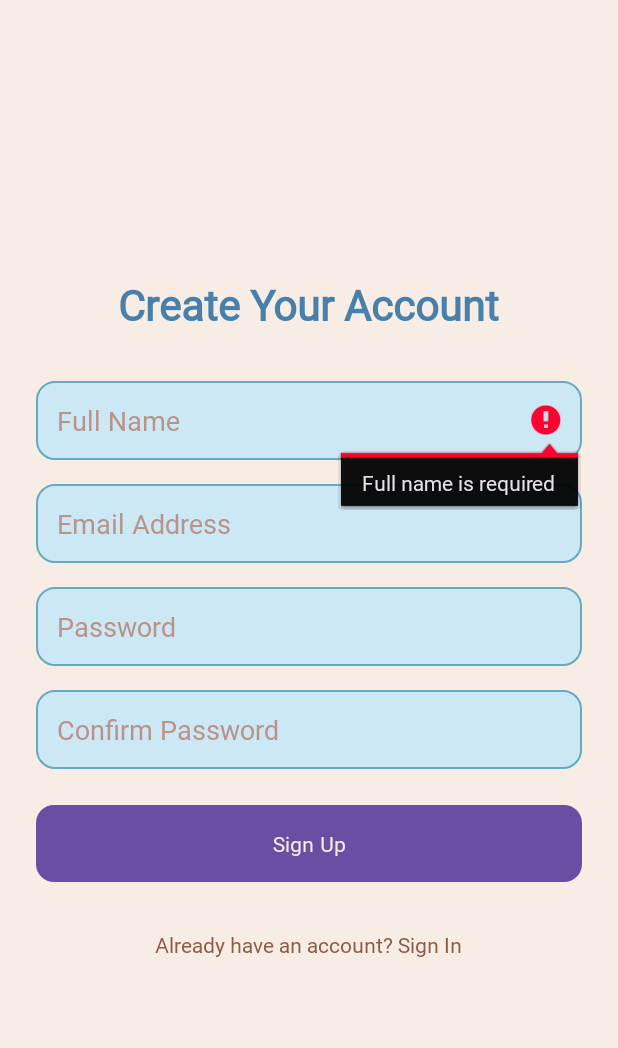
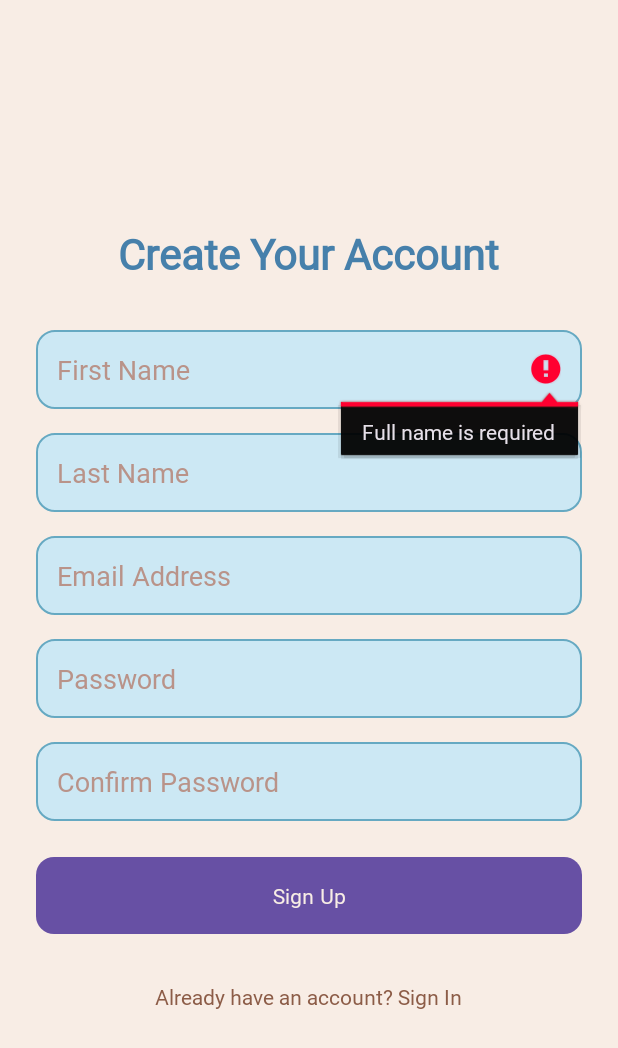
Before and after one commit to GuilhermeWah/AIPersonas, an Android app: the SignUpActivity screen opened directly, with no data from a screen before it, after a tap on "Sign Up", on a phone screen of 412 x 824 dp. Shown: the top 1048 px of the screen. Run offline under Robolectric (Android 15) with nearby library versions, the phone set to English and light mode, and no system bars; our stand-ins replace Firebase (no records; nobody signed in at launch, a user with empty details on screens opened directly).

Commit message:
-- first name and last name at sign up

```diff
--- a/app/src/main/java/com/example/aipersonas/activities/MainActivity.java
+++ b/app/src/main/java/com/example/aipersonas/activities/MainActivity.java
@@ -81,7 +81,7 @@ public class MainActivity extends AppCompatActivity implements PersonaAdapter.On
         userViewModel.getUser().observe(this, user -> {
                    if(user != null) {
                        TextView userNameTextView = findViewById(R.id.userName);
-                       userNameTextView.setText(user.getName());
+                       userNameTextView.setText(user.getFullName());
                    }
                 });
 
--- a/app/src/main/java/com/example/aipersonas/activities/SignUpActivity.java
+++ b/app/src/main/java/com/example/aipersonas/activities/SignUpActivity.java
@@ -21,7 +21,7 @@ import java.util.Map;
 
 public class SignUpActivity extends AppCompatActivity {
 
-    private EditText etFullName, etEmail, etPassword, etConfirmPassword;
+    private EditText etFirstName, etLastName, etEmail, etPassword, etConfirmPassword;
     private Button btnSignUp;
     private TextView tvSignInLink;
     private FirebaseAuth mAuth;
@@ -34,7 +34,8 @@ public class SignUpActivity extends AppCompatActivity {
 
 
         // Initialize UI elements
-        etFullName = findViewById(R.id.etFullName);
+        etFirstName = findViewById(R.id.etFirstName);
+        etLastName = findViewById(R.id.etLastName);
         etEmail = findViewById(R.id.etEmail);
         etPassword = findViewById(R.id.etPassword);
         etConfirmPassword = findViewById(R.id.etConfirmPassword);
@@ -59,12 +60,13 @@ public class SignUpActivity extends AppCompatActivity {
     }
 
     private void handleSignUp() {
-        String fullName = etFullName.getText().toString().trim();
+        String firstName = etFirstName.getText().toString().trim();
+        String lastName = etLastName.getText().toString().trim();
         String email = etEmail.getText().toString().trim();
         String password = etPassword.getText().toString().trim();
         String confirmPassword = etConfirmPassword.getText().toString().trim();
 
-        if (validateInput(fullName, email, password, confirmPassword)) {
+        if (validateInput(firstName,lastName, email, password, confirmPassword)) {
             // Proceed with Firebase Authentication sign-up
 
             mAuth = FirebaseAuth.getInstance();
@@ -81,7 +83,8 @@ public class SignUpActivity extends AppCompatActivity {
 
                             // Create a user map
                             Map<String, Object> userMap = new HashMap<>();
-                            userMap.put("name", fullName);
+                            userMap.put("firstName", firstName);
+                            userMap.put("lastName", lastName); // Set last name to empty string)
                             userMap.put("email", email);
                             userMap.put("userId", userId);
 
@@ -109,11 +112,16 @@ public class SignUpActivity extends AppCompatActivity {
         }
     }
 
-    private boolean validateInput(String fullName, String email, String password, String confirmPassword) {
-        if (TextUtils.isEmpty(fullName)) {
-            etFullName.setError(getString(R.string.error_full_name_required));
+    private boolean validateInput(String firstName, String lastName, String email, String password, String confirmPassword) {
+        if (TextUtils.isEmpty(firstName)) {
+            etFirstName.setError(getString(R.string.error_full_name_required));
             return false;
         }
+        if (TextUtils.isEmpty(lastName)) {
+            etLastName.setError(getString(R.string.error_full_name_required));
+            return false;
+        }
+
         if (TextUtils.isEmpty(email)) {
             etEmail.setError(getString(R.string.error_email_required));
             return false;
--- a/app/src/main/java/com/example/aipersonas/repositories/UserRepository.java
+++ b/app/src/main/java/com/example/aipersonas/repositories/UserRepository.java
@@ -53,11 +53,11 @@ public class UserRepository {
                     if (documentSnapshot.exists()) {
                         User user = documentSnapshot.toObject(User.class);
 
-                        // Explicitly set the userId in case it's not automatically mapped
+                        // Explicitly set the userId in case it's not automatically mapped --> don't think we gonn use it tho
                         if (user != null) {
                             user.setUserId(userId); // Ensure userId is set
                         } else {
-                            user = new User(userId, "Default Name", "default@example.com", "default_avatar_url");
+                            user = new User(userId,"Default First Name", "Default Last Name", "default@example.com", "default_avatar_url");
                         }
                         final User finalUser = user;
                         // Insert or update the user in Room database
--- a/app/src/main/res/layout/activity_sign_up.xml
+++ b/app/src/main/res/layout/activity_sign_up.xml
@@ -10,27 +10,42 @@
     tools:context=".activities.SignUpActivity">
 
   <!-- Header Title -->
+
+  <!-- Full Name Input -->
   <TextView
       android:id="@+id/tvSignUpHeader"
       android:layout_width="wrap_content"
       android:layout_height="wrap_content"
+      android:layout_marginBottom="32dp"
+      android:fontFamily="@font/roboto_bold"
       android:text="@string/signup_header"
-      android:textStyle="bold"
+      android:textColor="@color/primary_dark"
       android:textSize="28sp"
-      android:fontFamily="@font/roboto_bold"
-      android:textColor="@color/primary_dark"
-      android:layout_marginBottom="32dp" />
+      android:textStyle="bold" />
 
-  <!-- Full Name Input -->
   <EditText
-      android:id="@+id/etFullName"
+      android:id="@+id/etFirstName"
       android:layout_width="match_parent"
       android:layout_height="wrap_content"
       android:layout_marginBottom="16dp"
       android:background="@drawable/rounded_input_background"
       android:padding="14dp"
       android:fontFamily="@font/roboto_regular"
-      android:hint="@string/full_name_hint"
+      android:hint="First Name"
+      android:inputType="textPersonName"
+      android:textColor="@color/accent_dark"
+      android:textColorHint="@color/accent_light_60"
+      android:minHeight="48dp" />
+
+  <EditText
+      android:id="@+id/etLastName"
+      android:layout_width="match_parent"
+      android:layout_height="wrap_content"
+      android:layout_marginBottom="16dp"
+      android:background="@drawable/rounded_input_background"
+      android:padding="14dp"
+      android:fontFamily="@font/roboto_regular"
+      android:hint="Last Name"
       android:inputType="textPersonName"
       android:textColor="@color/accent_dark"
       android:textColorHint="@color/accent_light_60"
```
Also changed, not shown: app/src/main/java/com/example/aipersonas/models/User.java (+18 -8 lines).
